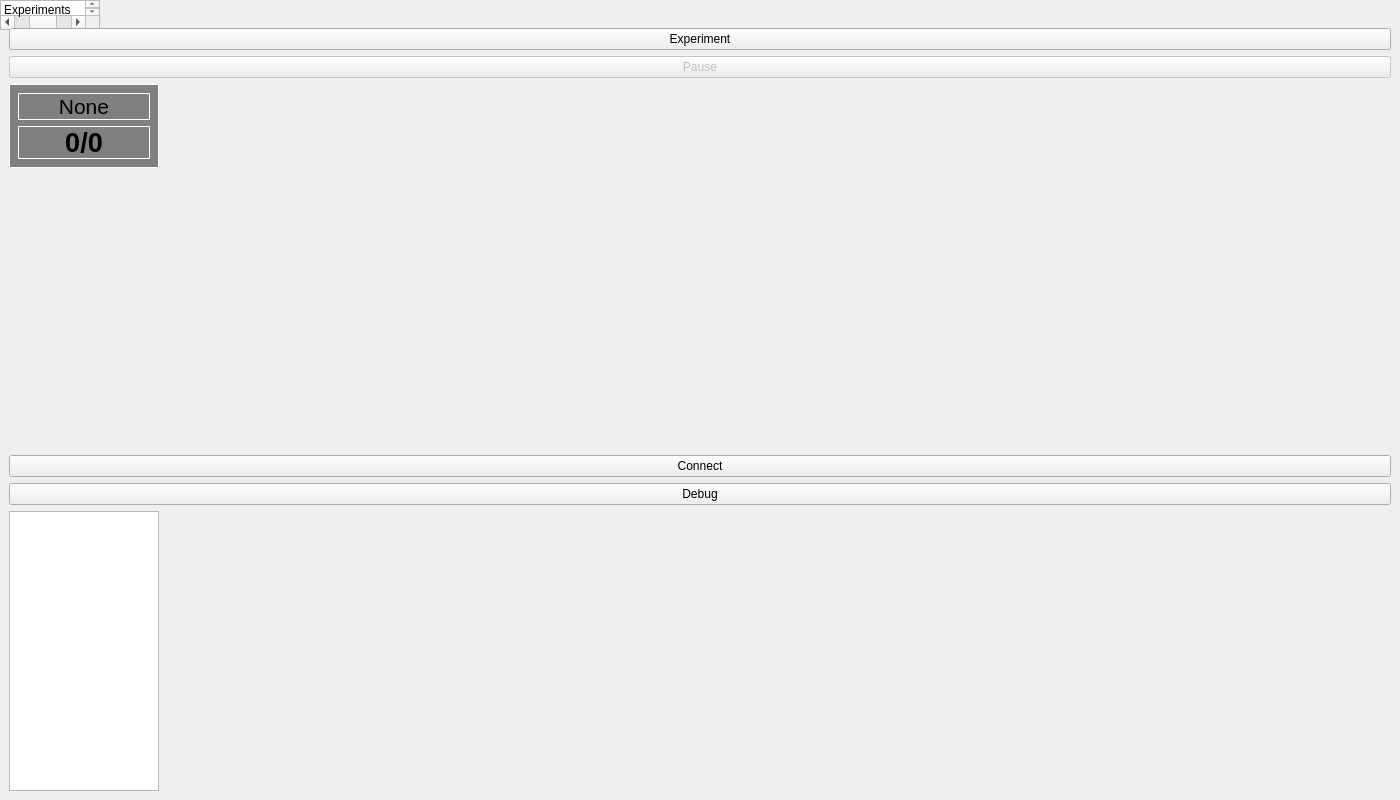
This is mainwindow.ui in Tiphereth-ver1/EOG-Oculomotor-Visualise as Qt 5 draws it before an edit. The edited form follows.
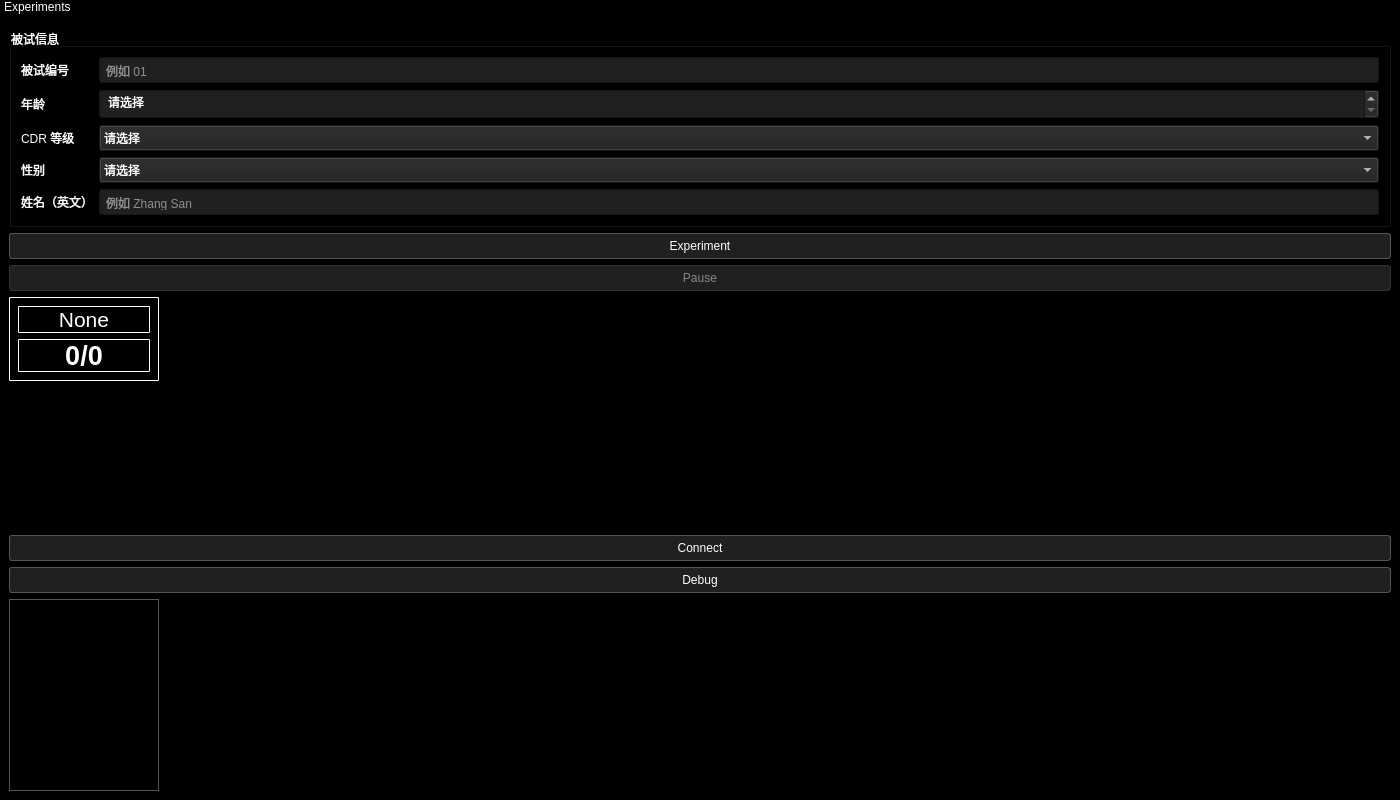
This is the edited form. Custom widgets are drawn as their Qt base class.

The edit to the form file:
```diff
--- a/mainwindow.ui
+++ b/mainwindow.ui
@@ -103,6 +103,28 @@
    </property>
   </widget>
   <widget class="QDockWidget" name="dock">
+   <property name="styleSheet">
+    <string notr="true">QDockWidget, QWidget#sidebar_container {
+    background-color: black;
+    color: white;
+}
+QDockWidget::title {
+    background-color: black;
+    color: white;
+}
+QPushButton {
+    background-color: #202020;
+    color: white;
+    border: 1px solid #555555;
+    border-radius: 3px;
+    padding: 5px;
+}
+QPushButton:hover { background-color: #333333; }
+QPushButton:pressed { background-color: #444444; }
+QPushButton:disabled { color: #888888; border-color: #333333; }
+QTextEdit { background-color: black; color: white; border: 1px solid #555555; }
+QLabel { color: white; }</string>
+   </property>
    <!-- 《《《《《《《《《《《侧栏停靠面板可移动设置 -->
    <property name="features">
     <set>QDockWidget::DockWidgetMovable</set>
@@ -116,7 +138,25 @@
    </attribute>
    <widget class="QWidget" name="sidebar_container">
     <!-- 《《《《《《《《《《《侧栏排列入口，item顺序决定上下位置，可添加spacing和边距调整间距 -->
-    <layout class="QVBoxLayout" name="sidebar_layout" stretch="0,0,0,0,0,0,0">
+    <layout class="QVBoxLayout" name="sidebar_layout">
+     <item>
+      <widget class="QGroupBox" name="subject_group">
+       <property name="title"><string>被试信息</string></property>
+       <property name="styleSheet"><string notr="true">QGroupBox { color: white; } QLineEdit, QSpinBox, QComboBox { background-color: #202020; color: white; padding: 4px; } QComboBox QAbstractItemView { background-color: #202020; color: white; }</string></property>
+       <layout class="QFormLayout" name="subject_form">
+        <item row="4" column="0"><widget class="QLabel" name="subject_name_label"><property name="text"><string>姓名（英文）</string></property></widget></item>
+        <item row="4" column="1"><widget class="QLineEdit" name="subject_name_input"><property name="placeholderText"><string>例如 Zhang San</string></property><property name="maxLength"><number>100</number></property></widget></item>
+        <item row="0" column="0"><widget class="QLabel" name="subject_id_label"><property name="text"><string>被试编号</string></property></widget></item>
+        <item row="0" column="1"><widget class="QLineEdit" name="subject_id_input"><property name="placeholderText"><string>例如 01</string></property><property name="maxLength"><number>40</number></property></widget></item>
+        <item row="1" column="0"><widget class="QLabel" name="age_label"><property name="text"><string>年龄</string></property></widget></item>
+        <item row="1" column="1"><widget class="QSpinBox" name="age_input"><property name="maximum"><number>120</number></property><property name="specialValueText"><string>请选择</string></property></widget></item>
+        <item row="2" column="0"><widget class="QLabel" name="cdr_label"><property name="text"><string>CDR 等级</string></property></widget></item>
+        <item row="2" column="1"><widget class="QComboBox" name="cdr_input"><item><property name="text"><string>请选择</string></property></item><item><property name="text"><string>0</string></property></item><item><property name="text"><string>0.5</string></property></item><item><property name="text"><string>1</string></property></item><item><property name="text"><string>2</string></property></item><item><property name="text"><string>3</string></property></item></widget></item>
+        <item row="3" column="0"><widget class="QLabel" name="gender_label"><property name="text"><string>性别</string></property></widget></item>
+        <item row="3" column="1"><widget class="QComboBox" name="gender_input"><item><property name="text"><string>请选择</string></property></item><item><property name="text"><string>男</string></property></item><item><property name="text"><string>女</string></property></item><item><property name="text"><string>其他</string></property></item></widget></item>
+       </layout>
+      </widget>
+     </item>
      <item>
       <widget class="QPushButton" name="expt_btn">
        <!-- 《《《《《《《《《《《控件初始文字，运行时状态和按钮文字可能被控制器更新 -->
@@ -156,7 +196,8 @@
        <!-- 《《《《《《《《《《《信息框样式，grey背景、white边框，可改background-color、color、border -->
        <property name="styleSheet">
         <string notr="true">QWidget {
-                background-color: grey;
+                background-color: black;
+                color: white;
                 border: 1px solid white;
                 border-radius: 1px;
             }</string>
```
